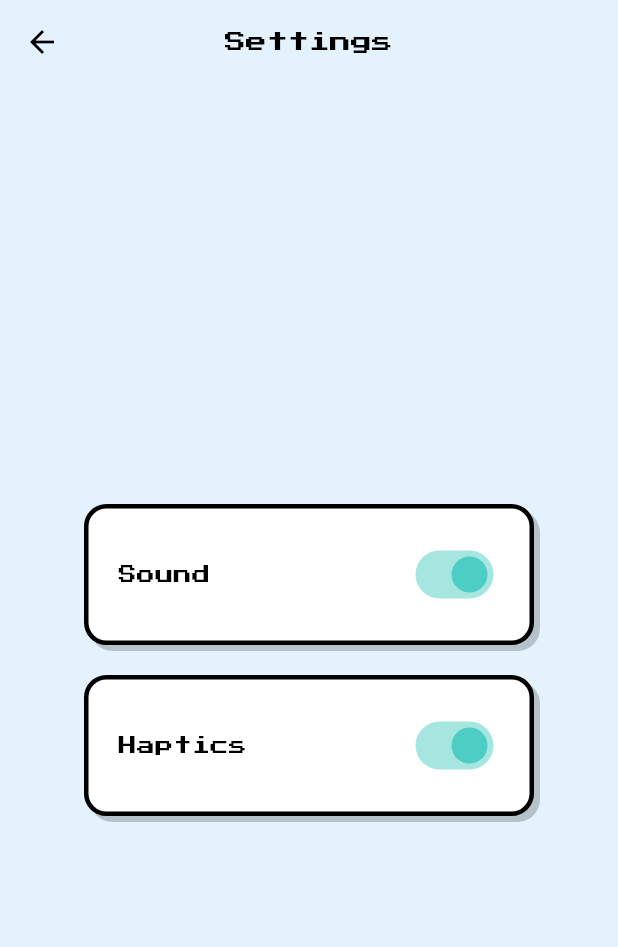
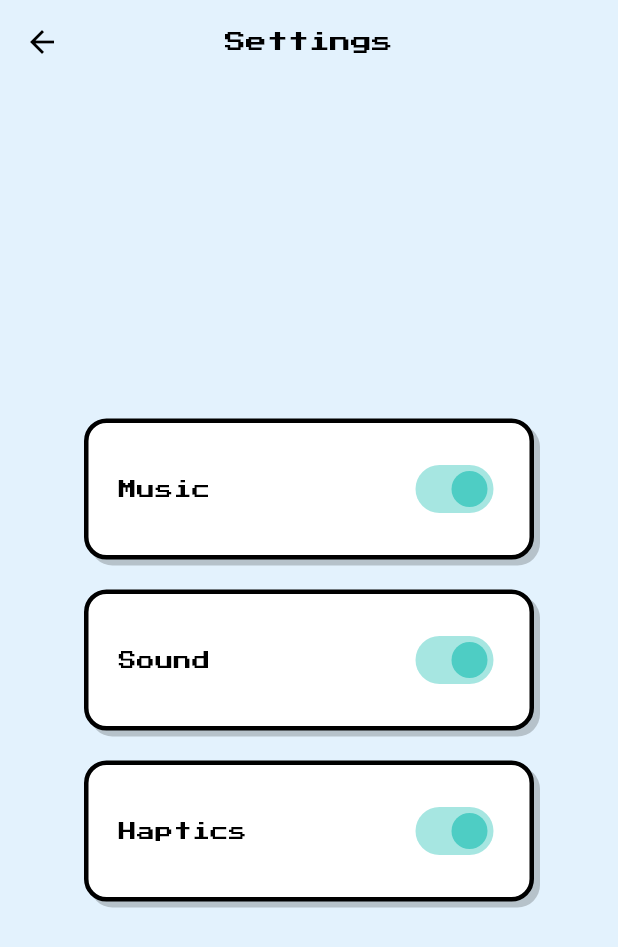
Before and after one commit to katana-tumaini/bonyeza, a Flutter app: the GameScreen screen opened directly, after a tap on the "settings" icon, on a phone screen of 412 x 824 dp. Shown: the top 947 px of the screen. Run offline on Flutter 3.47's test engine with Material 3 defaults, Android fonts, the phone set to English and light mode, and no system bars; our stand-ins replace animated_text_kit, audioplayers, shared_preferences; accounts and stored records are empty.

Commit message:
music logic functioning fine

```diff
--- a/lib/game_screen.dart
+++ b/lib/game_screen.dart
@@ -8,7 +8,9 @@ import 'package:bonyeza/technical/audio_manager.dart';
 import 'package:bonyeza/technical/particle_effect.dart';
 import 'package:bonyeza/technical/high_score_manager.dart';
 import 'package:bonyeza/technical/settings_manager.dart';
+import 'package:bonyeza/technical/background_music.dart';
 import 'package:bonyeza/settings_screen.dart';
+import 'package:bonyeza/technical/background_music.dart';
 
 class GameScreen extends StatefulWidget {
   const GameScreen({super.key});
@@ -20,6 +22,7 @@ class GameScreen extends StatefulWidget {
 class _GameScreenState extends State<GameScreen> {
   final GameLogic gameLogic = GameLogic();
   final AudioManager _audioManager = AudioManager();
+  final BackgroundMusic _backgroundMusic = BackgroundMusic();
 
   @override
   void initState() {
@@ -44,6 +47,9 @@ class _GameScreenState extends State<GameScreen> {
     });
     // Reload audio manager settings
     await _audioManager.reloadSettings();
+
+    // Initialize background music using the saved setting
+    await _backgroundMusic.initialize();
   }
 
   List<Offset> _buttonPositions = [];
@@ -264,6 +270,7 @@ class _GameScreenState extends State<GameScreen> {
     _buttonTimer?.cancel();
     _countdownTimer?.cancel();
     _audioManager.dispose();
+    _backgroundMusic.dispose();
     super.dispose();
   }
 
--- a/lib/settings_screen.dart
+++ b/lib/settings_screen.dart
@@ -1,5 +1,6 @@
 import 'package:flutter/material.dart';
 import 'package:bonyeza/technical/settings_manager.dart';
+import 'package:bonyeza/technical/background_music.dart';
 
 class SettingsScreen extends StatefulWidget {
   final VoidCallback onBack;
@@ -16,24 +17,44 @@ class SettingsScreen extends StatefulWidget {
 class _SettingsScreenState extends State<SettingsScreen> {
   bool _audioEnabled = true;
   bool _hapticsEnabled = true;
+  bool _musicEnabled = true;
+
+  // music manager - use singleton
+  final BackgroundMusic _backgroundMusic = BackgroundMusic();
 
   @override
   void initState() {
     super.initState();
     _loadSettings();
+    // Initialize music first, then load settings
+    _backgroundMusic.initialize().then((_) {
+      _loadMusicSetting();
+    });
   }
 
   Future<void> _loadSettings() async {
     final audioEnabled = await SettingsManager.getAudioEnabled();
     final hapticsEnabled = await SettingsManager.getHapticsEnabled();
+
     setState(() {
       _audioEnabled = audioEnabled;
       _hapticsEnabled = hapticsEnabled;
     });
   }
 
+  // Load saved music setting
+  Future<void> _loadMusicSetting() async {
+    final musicEnabled = _backgroundMusic.isMusicEnabled;
+    print('Loading music setting: $musicEnabled');
+
+    setState(() {
+      _musicEnabled = musicEnabled;
+    });
+  }
+
   Future<void> _toggleAudio(bool value) async {
     await SettingsManager.setAudioEnabled(value);
+
     setState(() {
       _audioEnabled = value;
     });
@@ -41,9 +62,20 @@ class _SettingsScreenState extends State<SettingsScreen> {
 
   Future<void> _toggleHaptics(bool value) async {
     await SettingsManager.setHapticsEnabled(value);
+
     setState(() {
       _hapticsEnabled = value;
     });
+  }
+
+  Future<void> _toggleMusic(bool value) async {
+    print('Toggle music called with value: $value');
+    await _backgroundMusic.setMusicEnabled(value);
+
+    setState(() {
+      _musicEnabled = value;
+    });
+    print('Music enabled state updated to: $_musicEnabled');
   }
 
   @override
@@ -71,6 +103,44 @@ class _SettingsScreenState extends State<SettingsScreen> {
         child: Column(
           mainAxisAlignment: MainAxisAlignment.center,
           children: [
+
+            Container(
+              width: 300,
+              padding: const EdgeInsets.all(20),
+              decoration: BoxDecoration(
+                color: Colors.white,
+                borderRadius: BorderRadius.circular(15),
+                border: Border.all(color: Colors.black, width: 3),
+                boxShadow: [
+                  BoxShadow(
+                    color: Colors.black.withOpacity(0.2),
+                    offset: const Offset(4, 4),
+                    blurRadius: 0,
+                  ),
+                ],
+              ),
+              child: Row(
+                mainAxisAlignment: MainAxisAlignment.spaceBetween,
+                children: [
+                  const Text(
+                    'Music',
+                    style: TextStyle(
+                      fontFamily: 'PressStart',
+                      fontSize: 12,
+                      color: Colors.black,
+                    ),
+                  ),
+                  Switch(
+                    value: _musicEnabled,
+                    onChanged: _toggleMusic,
+                    activeColor: const Color(0xFF4ECDC4),
+                  ),
+                ],
+              ),
+            ),
+
+            const SizedBox(height: 20),
+
             // Audio Setting
             Container(
               width: 300,
@@ -149,4 +219,9 @@ class _SettingsScreenState extends State<SettingsScreen> {
       ),
     );
   }
+
+  @override
+  void dispose() {
+    super.dispose();
+  }
 }
--- /dev/null
+++ b/lib/technical/background_music.dart
@@ -0,0 +1,156 @@
+import 'package:audioplayers/audioplayers.dart';
+import 'package:shared_preferences/shared_preferences.dart';
+
+class BackgroundMusic {
+  static final BackgroundMusic _instance = BackgroundMusic._internal();
+
+  factory BackgroundMusic() => _instance;
+
+  BackgroundMusic._internal();
+
+  final AudioPlayer _player = AudioPlayer();
+
+  final List<String> _tracks = [
+    'pure.mp3',
+  ];
+
+  int _currentTrack = 0;
+  bool _musicEnabled = true;
+  bool _isInitialized = false;
+
+  // Audio context that allows audio to mix
+  final AudioContext _audioContext = AudioContext(
+    android: AudioContextAndroid(
+      audioFocus: AndroidAudioFocus.none,
+      contentType: AndroidContentType.music,
+      usageType: AndroidUsageType.media,
+    ),
+  );
+
+  Future<void> initialize() async {
+    if (_isInitialized) {
+      print('Background music already initialized');
+      return;
+    }
+
+    print('Initializing background music...');
+
+    final prefs = await SharedPreferences.getInstance();
+
+    _musicEnabled = prefs.getBool('musicEnabled') ?? true;
+
+    print('Music enabled from settings: $_musicEnabled');
+
+    // Configure the player BEFORE playback
+    await _player.setAudioContext(_audioContext);
+
+    await _player.setReleaseMode(ReleaseMode.loop);
+
+    // When a track finishes, play the next track
+    _player.onPlayerComplete.listen((event) {
+      print('Track completed, playing next track');
+      _playNextTrack();
+    });
+
+    _isInitialized = true;
+
+    if (_musicEnabled) {
+      print('Music is enabled, starting playback...');
+      await _playCurrentTrack();
+    } else {
+      print('Music is disabled by settings, not starting');
+    }
+  }
+
+  Future<void> _playCurrentTrack() async {
+    if (!_musicEnabled) {
+      print('Music is disabled, not playing');
+      return;
+    }
+
+    try {
+      print('Playing track: ${_tracks[_currentTrack]}');
+
+      // Don't stop/release the player every time.
+      // Just start the requested track.
+      await _player.play(
+        AssetSource(_tracks[_currentTrack]),
+        ctx: _audioContext,
+      );
+
+      print('Track started successfully');
+
+      await Future.delayed(const Duration(milliseconds: 500));
+
+      final position = await _player.getCurrentPosition();
+
+      print('Music position after 500ms: $position');
+    } catch (e) {
+      print('Error playing music: $e');
+    }
+  }
+
+  Future<void> _playNextTrack() async {
+    if (!_musicEnabled) return;
+
+    _currentTrack++;
+
+    if (_currentTrack >= _tracks.length) {
+      _currentTrack = 0;
+    }
+
+    await _playCurrentTrack();
+  }
+
+  Future<void> setMusicEnabled(bool enabled) async {
+    print('Setting music enabled to: $enabled');
+
+    _musicEnabled = enabled;
+
+    final prefs = await SharedPreferences.getInstance();
+
+    await prefs.setBool('musicEnabled', enabled);
+
+    if (enabled) {
+      print('Music enabled, starting playback...');
+
+      if (!_isInitialized) {
+        await initialize();
+      } else {
+        await _playCurrentTrack();
+      }
+    } else {
+      print('Music disabled, stopping playback...');
+
+      await _player.stop();
+
+      print('Music stopped');
+    }
+  }
+
+  Future<void> resetToEnabled() async {
+    final prefs = await SharedPreferences.getInstance();
+
+    await prefs.setBool('musicEnabled', true);
+
+    _musicEnabled = true;
+
+    if (!_isInitialized) {
+      await initialize();
+    } else {
+      await _playCurrentTrack();
+    }
+
+    print('Music reset to enabled');
+  }
+
+  bool get isMusicEnabled => _musicEnabled;
+
+  Future<void> dispose() async {
+    await _player.dispose();
+
+    _isInitialized = false;
+
+    print('Background music disposed');
+  }
+}
--- a/pubspec.yaml
+++ b/pubspec.yaml
@@ -36,6 +36,7 @@ flutter:
      - assets/step_background.png
      - assets/tap.wav
      - assets/game_over.wav
+     - assets/pure.mp3
 
   fonts:
     - family: PressStart
```
Also changed, not shown: lib/technical/audio_manager.dart (+45 -6 lines), 1 other file.
